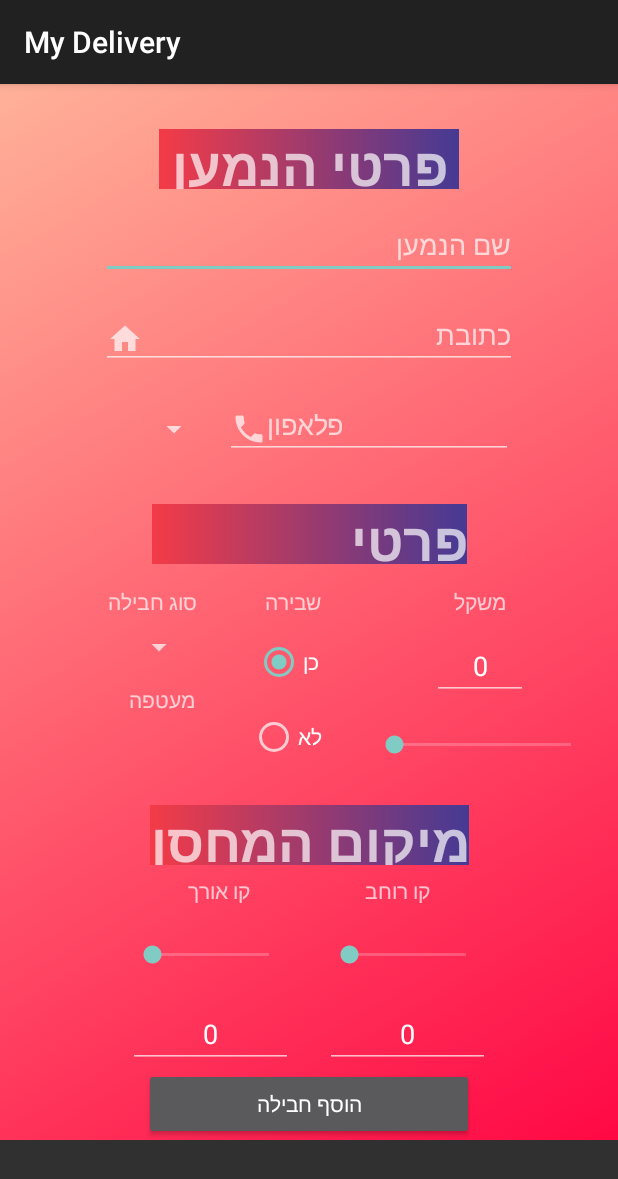
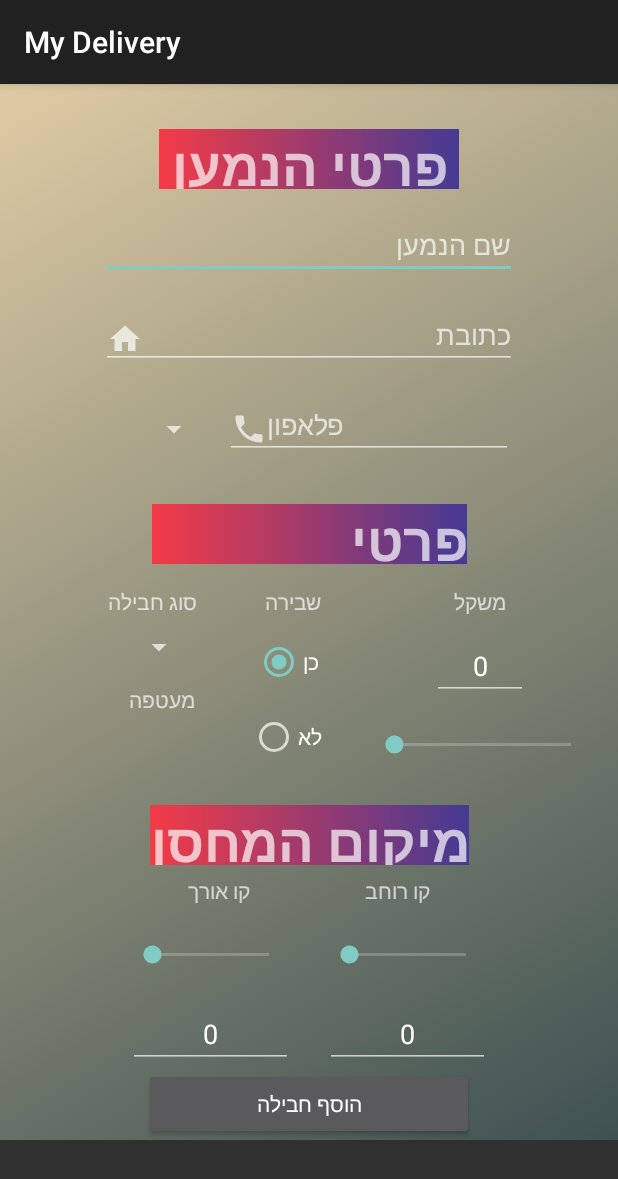
Before and after one commit to mendy-josovic/PackageSending, an Android app: the screen it shows after launch (MainActivity), on a phone screen of 412 x 824 dp. Shown: the top 1179 px of the screen. Run offline under Robolectric (Android 15) with nearby library versions, the phone set to English and light mode, and no system bars; our stand-ins replace Firebase (no records; nobody signed in at launch, a user with empty details on screens opened directly).

Commit message:
changing background color

```diff
--- a/app/src/main/res/drawable/back_ground_gnral.xml
+++ b/app/src/main/res/drawable/back_ground_gnral.xml
@@ -3,8 +3,8 @@
     <item>
         <shape>
             <gradient
-                android:startColor="#ff0844"
-                android:endColor="#ffb199"
+                android:startColor="#3e5151"
+                android:endColor="#deCBA4"
                 android:angle="135"/>
         </shape>
     </item>
```
